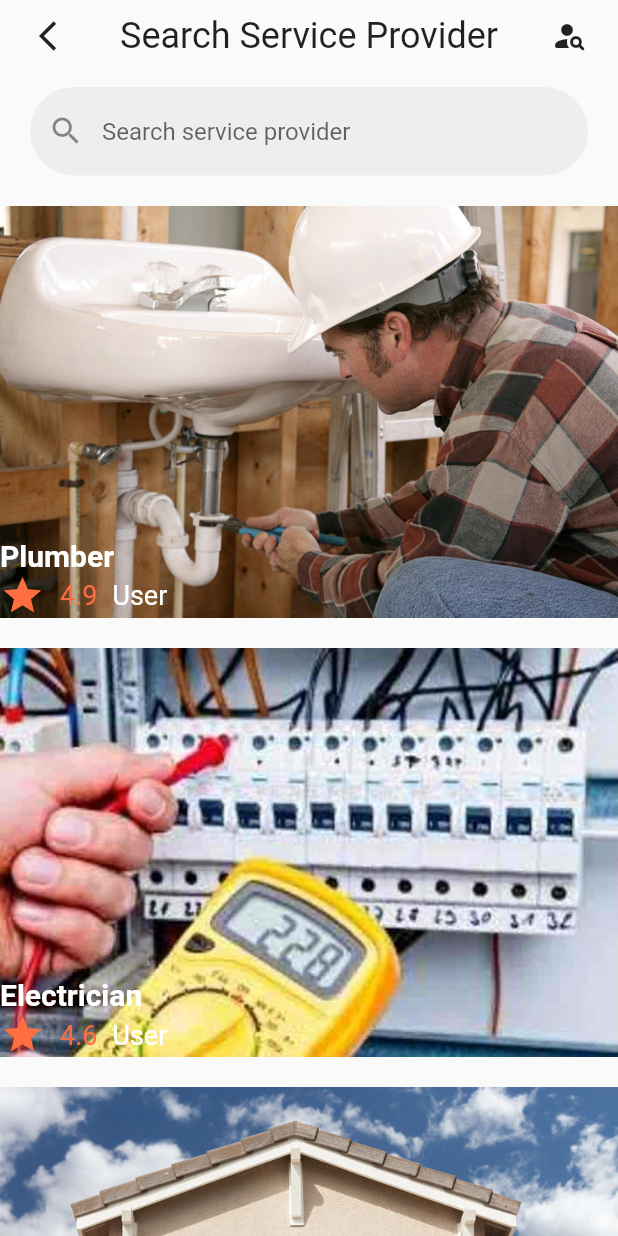
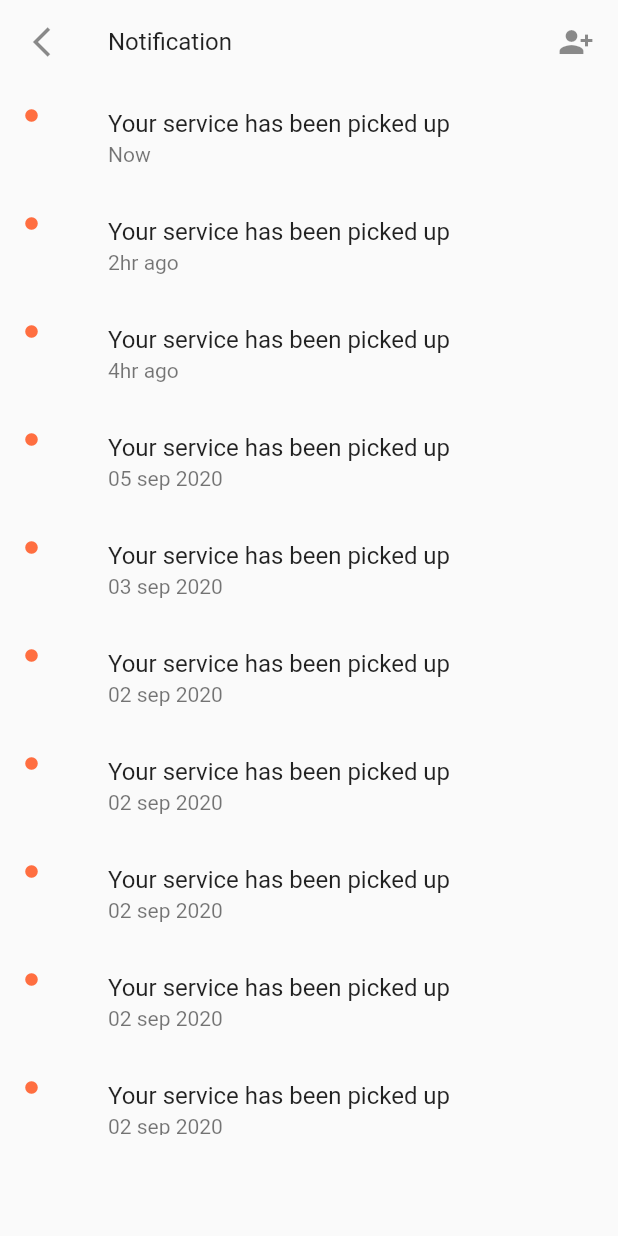
Before and after one commit to Hashim-Jan/hussain, a Flutter app: the screen it shows after launch, on a phone screen of 412 x 824 dp. Run offline on Flutter 3.47's test engine with Material 2 defaults, Android fonts, the phone set to English and light mode, and no system bars.

Commit message:
About, Notification and Popular service screen

```diff
--- a/lib/custom_widgets/back_button_header.dart
+++ b/lib/custom_widgets/back_button_header.dart
@@ -1,7 +1,7 @@
 import 'package:flutter/material.dart';
 class BackButtonHeader extends StatelessWidget {
-  Function onPressed;
-  String title;
+  final Function onPressed;
+  final String title;
   BackButtonHeader({this.title,@required this.onPressed});
   @override
   Widget build(BuildContext context) {
--- a/lib/main.dart
+++ b/lib/main.dart
@@ -1,6 +1,9 @@
 import 'package:flutter/material.dart';
+import 'package:two_screen/screens/about_us_screen.dart';
 import 'package:two_screen/screens/buyer_screen.dart';
 import 'package:two_screen/screens/create_gig_screen.dart';
+import 'package:two_screen/screens/notification_screen.dart';
+import 'package:two_screen/screens/popular_service_provider.dart';
 import 'package:two_screen/screens/profile_screen.dart';
 import 'package:two_screen/screens/seller_screen.dart';
 import 'package:two_screen/screens/service_provider_screen.dart';
@@ -14,7 +17,7 @@ class MyApp extends StatelessWidget {
   Widget build(BuildContext context) {
     return MaterialApp(
       debugShowCheckedModeBanner: false,
-      initialRoute: 'service_provider_screen',
+      initialRoute: 'notification_screen',
       routes: {
         'seller_screen':(context)=>SellerScreen(),
         'buyer_screen':(context)=>BuyerScreen(),
@@ -22,6 +25,9 @@ class MyApp extends StatelessWidget {
         'profile_screen' : (context)=>ProfileScreen(),
         'create_gig_screen' : (context)=>CreateGigScreen(),
         'service_provider_screen' : (context)=>ServiceProviderScreen(),
+        'popular_service_provider_screen' : (context)=>PopularServiceProviderScreen(),
+        'about_us_screen' : (context)=>AboutUsScreen(),
+        'notification_screen' : (context)=>NotificationScreen(),
       },
     );
   }
--- /dev/null
+++ b/lib/screens/notification_screen.dart
@@ -0,0 +1,86 @@
+import 'package:flutter/material.dart';
+
+class NotificationScreen extends StatelessWidget {
+  @override
+  Widget build(BuildContext context) {
+    return Scaffold(
+      body:SafeArea(
+        child: Column(
+          children: [
+            ListTile(
+              leading: Icon(Icons.arrow_back_ios_outlined),
+              title: Text("Notification"),
+              trailing: Icon(Icons.person_add_alt_1),
+            ),
+            Container(
+              height: MediaQuery.of(context).size.height * 0.85,
+              child: ListView(
+                children: [
+                  NotificationListTile(
+                    notificationText: 'Your service has been picked up',
+                    dateTime: 'Now',
+                  ),
+                  NotificationListTile(
+                    notificationText: 'Your service has been picked up',
+                    dateTime: '2hr ago',
+                  ),
+                  NotificationListTile(
+                    notificationText: 'Your service has been picked up',
+                    dateTime: '4hr ago',
+                  ),
+                  NotificationListTile(
+                    notificationText: 'Your service has been picked up',
+                    dateTime: '05 sep 2020',
+                  ),
+                  NotificationListTile(
+                    notificationText: 'Your service has been picked up',
+                    dateTime: '03 sep 2020',
+                  ),
+                  NotificationListTile(
+                    notificationText: 'Your service has been picked up',
+                    dateTime: '02 sep 2020',
+                  ),
+                  NotificationListTile(
+                    notificationText: 'Your service has been picked up',
+                    dateTime: '02 sep 2020',
+                  ),
+                  NotificationListTile(
+                    notificationText: 'Your service has been picked up',
+                    dateTime: '02 sep 2020',
+                  ),
+                  NotificationListTile(
+                    notificationText: 'Your service has been picked up',
+                    dateTime: '02 sep 2020',
+                  ),
+                  NotificationListTile(
+                    notificationText: 'Your service has been picked up',
+                    dateTime: '02 sep 2020',
+                  ),
+                  NotificationListTile(
+                    notificationText: 'Your service has been picked up',
+                    dateTime: '02 sep 2020',
+                  ),
+                ],
+              ),
+            ),
+          ],
+        ),
+      ),
+    );
+  }
+}
+
+class NotificationListTile extends StatelessWidget {
+  final String notificationText;
+  final String dateTime;
+  NotificationListTile({this.notificationText,this.dateTime});
+
+  @override
+  Widget build(BuildContext context) {
+    return ListTile(
+      leading: Icon(Icons.circle,size: 10,color: Colors.deepOrangeAccent,),
+      title: Text('$notificationText'),
+      subtitle: Text('$dateTime'),
+    );
+  }
+}
--- a/pubspec.yaml
+++ b/pubspec.yaml
@@ -27,7 +27,7 @@ dependencies:
 
   # The following adds the Cupertino Icons font to your application.
   # Use with the CupertinoIcons class for iOS style icons.
-  cupertino_icons: ^1.0.2
+  cupertino_icons:
 
 dev_dependencies:
   flutter_test:
```
Also changed, not shown: lib/screens/about_us_screen.dart (added, +109 -0 lines), lib/screens/popular_service_provider.dart (added, +262 -0 lines), pubspec.lock.
